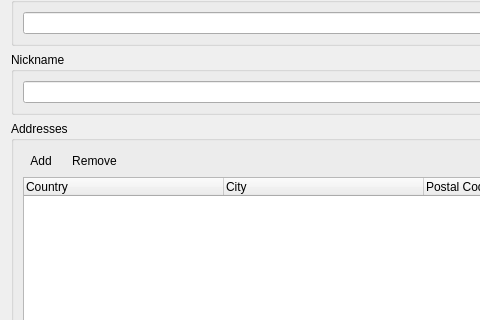
Above: Include/imtauthgui/CPersonInfoEditorComp.ui from ImagingTools/ImtCore before the change; both pictures show x 0 to 480 and y 236 to 556 of the 961 by 723 pixel window. Below: the same form after it.
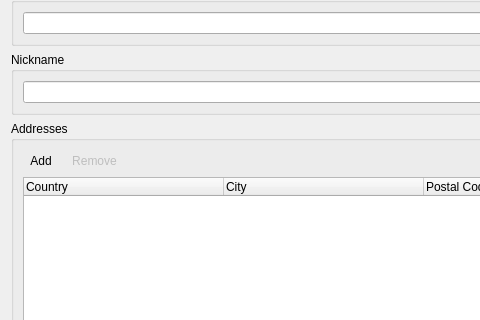
That is the form after the change. Icons and pictures are not drawn.

Diff of the .ui file:
```diff
--- a/Include/imtauthgui/CPersonInfoEditorComp.ui
+++ b/Include/imtauthgui/CPersonInfoEditorComp.ui
@@ -136,7 +136,10 @@
          </widget>
         </item>
         <item>
-         <widget class="QToolButton" name="RemoveButton">
+         <widget class="QToolButton" name="RemoveAddress">
+          <property name="enabled">
+           <bool>false</bool>
+          </property>
           <property name="text">
            <string>Remove</string>
           </property>
```
Left out of the diff: 12 changed lines with no effect on the pictures.
